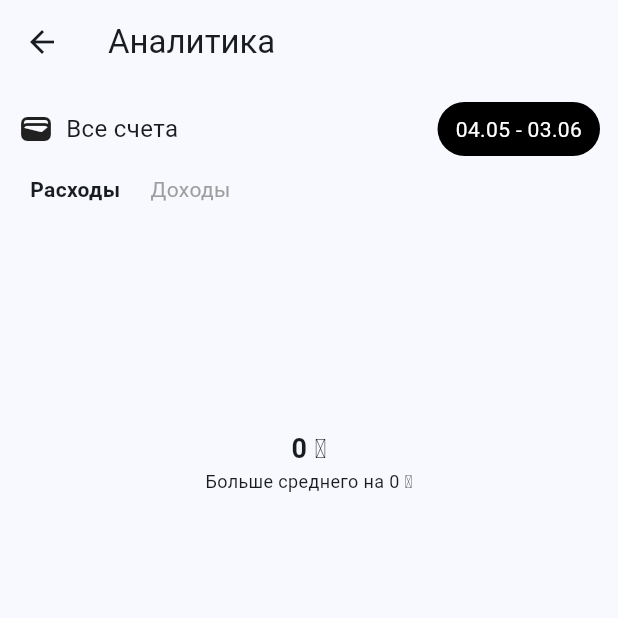
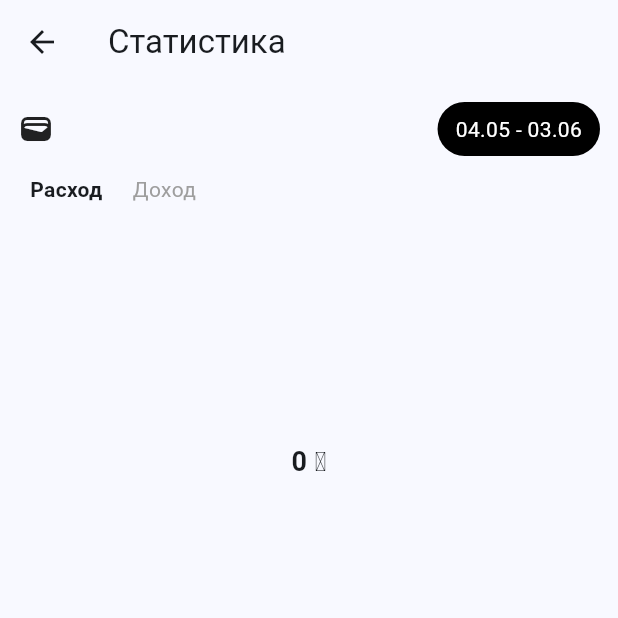
Before and after one commit to daniyar104/cash-mobile, a Flutter app: the ExpenseAnalyticsPage screen opened directly, on a phone screen of 412 x 824 dp, the top half of it. Run offline on Flutter 3.47's test engine with Material 3 defaults, Android fonts, the phone set to English and light mode, and no system bars; our stand-ins replace awesome_snackbar_content, flutter_local_notifications, flutter_localization, image_picker, permission_handler, sembast and 3 more; accounts and stored records are empty.

Commit message:
(localization): Add all localization page

```diff
--- a/lib/localization/locales.dart
+++ b/lib/localization/locales.dart
@@ -38,6 +38,9 @@ mixin LocalData {
   static const String key = "key";
   static const String logoutButton = "logoutButton";
   static const String faq = "faq";
+  static const String available = "available";
+  static const String earned = "earned";
+  static const String spent = "spent";
 
   //Login
   static const String unCurrect = "unCurrect";
@@ -56,6 +59,20 @@ mixin LocalData {
   static const String invalidEmail = "invalidEmail";
   static const String passwordRequired = "passwordRequired";
   static const String passwordTooShort = "passwordTooShort";
+
+  //search
+  static const String search = "search";
+
+// Pin code
+  static const String pinCode = "pinCode";
+  static const String newPinCode = "newPinCode";
+  static const String pinCodeNow = "pinCodeNow";
+  static const String changePinCode = "changePinCode";
+
+  static const String pinCodeError = "pinCodeError";
+  static const String pinCodeSuccess = "pinCodeSuccess";
+
+  static const String enterPinCode = "enterPinCode";
 
   // List
   static const String allType = "All";
@@ -180,6 +197,9 @@ mixin LocalData {
       key: 'Key',
       logoutButton: 'Logout',
       faq: 'FAQ',
+      available: 'Available funds',
+      earned: 'Earned',
+      spent: 'Spent',
 
 
       // Login Page
@@ -190,6 +210,9 @@ mixin LocalData {
       dontHaveAccount: 'Don\'t have an account?',
       createAccount: 'Create account',
       error: "Ops, something went wrong.",
+
+    // Search
+      search: 'Search',
 
       // Register
       register: 'Registration',
@@ -289,6 +312,16 @@ mixin LocalData {
       onboardingTitle03: 'Visual analytics',
       onboardingBodyText03: 'Find unnecessary expenses and reduce them.',
 
+
+    // Pin code
+      pinCode: "Pin Code",
+      newPinCode: "New Pin Code",
+      pinCodeNow: "Enter your current Pin Code",
+      changePinCode: "Change Pin Code",
+      pinCodeError: "Incorrect Pin Code",
+      pinCodeSuccess: "Pin Code changed successfully",
+      enterPinCode: "Enter Pin Code",
+
   };
 
   static const Map<String, dynamic> RU = {
@@ -322,6 +355,9 @@ mixin LocalData {
     key: "Ключ",
     logoutButton: "Выйти",
     faq: "Часто задаваемые вопросы",
+    available: "Доступные средства",
+    earned: "Заработано",
+    spent: "Потрачено",
 
 
     // Login Page
@@ -332,6 +368,10 @@ mixin LocalData {
     dontHaveAccount: "Нет аккаунта?",
     createAccount: "Создать аккаунт",
     error: "Упс, что-то пошло не так.",
+
+    // Search
+    search: "Поиск",
+
     // Register
     register: "Регистрация",
     createNewAccount: "Создать аккаунт",
@@ -340,6 +380,16 @@ mixin LocalData {
     invalidEmail: "Недействительная электронная почта",
     passwordRequired: "Пароль обязателен",
     passwordTooShort: "Пароль должен содержать не менее 6 символов",
+
+
+    // Pin code
+    pinCode: "Пин-код",
+    newPinCode: "Новый пин-код",
+    pinCodeNow: "Введите ваш текущий пин-код",
+    changePinCode: "Изменить пин-код",
+    pinCodeError: "Неверный пин-код",
+    pinCodeSuccess: "Пин-код успешно изменен",
+    enterPinCode: "Введите пин-код",
 
 
     // Schedule
@@ -470,6 +520,19 @@ mixin LocalData {
     key: "Кілт",
     logoutButton: "Шығу",
     faq: "Жиі қойылатын сұрақтар",
+    available: "Жарамды сомасы",
+    earned: "Табыс",
+    spent: "Шығындалған",
+
+
+    // Pin code
+    pinCode: "Пин-код",
+    newPinCode: "Жаңа пин-код",
+    pinCodeNow: "Қазіргі пин-кодты енгізіңіз",
+    changePinCode: "Пин-кодты өзгерту",
+    pinCodeError: "Пин-код қате",
+    pinCodeSuccess: "Пин-код сәтті өзгертілді",
+    enterPinCode: "Пин-кодты енгізіңіз",
 
 
     // Login Page
@@ -480,6 +543,9 @@ mixin LocalData {
     dontHaveAccount: "Есеп жоқ па?",
     createAccount: "Есеп жасау",
     error: "Упс, бір нәрсе дұрыс емес.",
+
+    // Search
+    search: "Іздеу",
 
     // Register
     register: "Тіркелу",
--- a/lib/screens/ChartDashboard/ChartDashboardPage.dart
+++ b/lib/screens/ChartDashboard/ChartDashboardPage.dart
@@ -84,13 +84,13 @@ class _ChartDashboardPageState extends State<ChartDashboardPage> {
             ChartCardBalance(balance: balance),
             ChartCardIncomeExpense(income: incomeTotal, expense: expenseTotal),
             ExpenceChartCardDonut(
-              title: 'Расходы',
+              title: LocalData.expenses.getString(context),
               amount: '${expenseTotal.toStringAsFixed(0)} ₸',
               color: Colors.deepOrange,
               dataMap: expenseCategories,
             ),
             IncomeChartCardDonut(
-              title: 'Доходы',
+              title: LocalData.income.getString(context),
               amount: '${incomeTotal.toStringAsFixed(0)} ₸',
               color: Colors.lightBlue,
               dataMap: incomeCategories,
@@ -148,7 +148,7 @@ class ChartCardBalance extends StatelessWidget {
                 ),
               ),
               const SizedBox(height: 8),
-              const Text('Доступные средства', style: TextStyle(fontWeight: FontWeight.w500)),
+              Text(LocalData.available.getString(context), style: TextStyle(fontWeight: FontWeight.w500)),
               Text('${balance.toStringAsFixed(0)} ₸',
                   style: const TextStyle(fontWeight: FontWeight.bold, fontSize: 16)),
             ],
@@ -196,19 +196,19 @@ class ChartCardIncomeExpense extends StatelessWidget {
                   series: <CartesianSeries<ChartData, String>>[
                     ColumnSeries<ChartData, String>(
                       dataSource: [
-                        ChartData('Доходы', income),
-                        ChartData('Расходы', expense),
+                        ChartData(LocalData.income.getString(context), income),
+                        ChartData(LocalData.expenses.getString(context), expense),
                       ],
                       xValueMapper: (ChartData data, _) => data.category,
                       yValueMapper: (ChartData data, _) => data.value,
                       pointColorMapper: (ChartData data, _) =>
-                      data.category == 'Доходы' ? Colors.green : Colors.red,
+                      data.category == LocalData.income.getString(context) ? Colors.green : Colors.red,
                     )
                   ],
                 ),
               ),
               const SizedBox(height: 8),
-              const Text('Доходы/Расходы', style: TextStyle(fontWeight: FontWeight.w500)),
+              Text("${LocalData.income.getString(context)}/${LocalData.expenses.getString(context)}", style: TextStyle(fontWeight: FontWeight.w500)),
               Text('${net.toStringAsFixed(0)} ₸',
                   style: const TextStyle(fontWeight: FontWeight.bold, fontSize: 16)),
             ],
--- a/lib/screens/ChartDashboard/pages/BalanceAnalyticsPage.dart
+++ b/lib/screens/ChartDashboard/pages/BalanceAnalyticsPage.dart
@@ -1,7 +1,9 @@
 import 'package:flutter/material.dart';
+import 'package:flutter_localization/flutter_localization.dart';
 import 'package:intl/intl.dart';
 import 'package:shared_preferences/shared_preferences.dart';
 import 'package:syncfusion_flutter_charts/charts.dart';
+import 'package:untitled1/localization/locales.dart';
 import '../../../db/database_factory.dart';
 import '../../../models/TransactionModel.dart';
 
@@ -108,7 +110,7 @@ class _BalanceAnalyticsPageState extends State<BalanceAnalyticsPage> {
     final sortedDates = grouped.keys.toList()..sort((a, b) => b.compareTo(a));
 
     return Scaffold(
-      appBar: AppBar(title: const Text("Доходы/Расходы")),
+      appBar: AppBar(title: Text("${LocalData.expenses.getString(context)}/${LocalData.income.getString(context)}")),
       body: Column(
         children: [
           Padding(
@@ -117,7 +119,6 @@ class _BalanceAnalyticsPageState extends State<BalanceAnalyticsPage> {
               children: [
                 const Icon(Icons.wallet),
                 const SizedBox(width: 8),
-                const Text('Все счета', style: TextStyle(fontSize: 16)),
                 const Spacer(),
                 InkWell(
                   onTap: _selectDateRange,
@@ -153,8 +154,8 @@ class _BalanceAnalyticsPageState extends State<BalanceAnalyticsPage> {
                       style: const TextStyle(fontWeight: FontWeight.bold, fontSize: 20),
                     ),
                     const SizedBox(height: 4),
-                    Text('Заработано: ${income.toStringAsFixed(0)} ₸'),
-                    Text('Потрачено: ${expense.toStringAsFixed(0)} ₸'),
+                    Text('${LocalData.earned.getString(context)}: ${income.toStringAsFixed(0)} ₸'),
+                    Text('${LocalData.spent.getString(context)}: ${expense.toStringAsFixed(0)} ₸'),
                   ],
                 ),
               ],
--- a/lib/screens/ChartDashboard/pages/ExpenseAnalyticsPage.dart
+++ b/lib/screens/ChartDashboard/pages/ExpenseAnalyticsPage.dart
@@ -1,7 +1,9 @@
 import 'package:flutter/material.dart';
+import 'package:flutter_localization/flutter_localization.dart';
 import 'package:shared_preferences/shared_preferences.dart';
 import 'package:syncfusion_flutter_charts/charts.dart';
 import 'package:intl/intl.dart';
+import 'package:untitled1/localization/locales.dart';
 import '../../../db/database_factory.dart';
 
 
@@ -83,7 +85,7 @@ class _ExpenseAnalyticsPageState extends State<ExpenseAnalyticsPage> {
       ..sort((a, b) => b.amount.compareTo(a.amount));
 
     return Scaffold(
-      appBar: AppBar(title: const Text("Аналитика")),
+      appBar: AppBar(title: Text(LocalData.statics.getString(context))),
       body: Column(
         children: [
           Padding(
@@ -92,7 +94,6 @@ class _ExpenseAnalyticsPageState extends State<ExpenseAnalyticsPage> {
               children: [
                 const Icon(Icons.wallet),
                 const SizedBox(width: 8),
-                const Text('Все счета', style: TextStyle(fontSize: 16)),
                 const Spacer(),
                 InkWell(
                   onTap: _selectDateRange,
@@ -111,13 +112,13 @@ class _ExpenseAnalyticsPageState extends State<ExpenseAnalyticsPage> {
               ],
             ),
           ),
-          const Padding(
+          Padding(
             padding: EdgeInsets.symmetric(horizontal: 20),
             child: Row(
               children: [
-                Text('Расходы', style: TextStyle(fontWeight: FontWeight.bold)),
+                Text(LocalData.expenses.getString(context), style: TextStyle(fontWeight: FontWeight.bold)),
                 SizedBox(width: 20),
-                Text('Доходы', style: TextStyle(color: Colors.grey)),
+                Text(LocalData.income.getString(context), style: TextStyle(color: Colors.grey)),
               ],
             ),
           ),
@@ -139,7 +140,6 @@ class _ExpenseAnalyticsPageState extends State<ExpenseAnalyticsPage> {
                     children: [
                       Text('${totalExpense.toStringAsFixed(0)} ₸',
                           style: const TextStyle(fontWeight: FontWeight.bold, fontSize: 18)),
-                      const Text('Больше среднего на 0 ₸', style: TextStyle(fontSize: 12)),
                     ],
                   ),
                 )
--- a/lib/screens/ChartDashboard/pages/IncomeAnalyticsPage.dart
+++ b/lib/screens/ChartDashboard/pages/IncomeAnalyticsPage.dart
@@ -1,7 +1,9 @@
 import 'package:flutter/material.dart';
+import 'package:flutter_localization/flutter_localization.dart';
 import 'package:shared_preferences/shared_preferences.dart';
 import 'package:syncfusion_flutter_charts/charts.dart';
 import 'package:intl/intl.dart';
+import 'package:untitled1/localization/locales.dart';
 import '../../../db/database_factory.dart';
 
 class IncomeAnalyticsPage extends StatefulWidget {
@@ -82,7 +84,7 @@ class _IncomeAnalyticsPageState extends State<IncomeAnalyticsPage> {
       ..sort((a, b) => b.amount.compareTo(a.amount));
 
     return Scaffold(
-      appBar: AppBar(title: const Text("Доходы")),
+      appBar: AppBar(title: Text(LocalData.expenses.getString(context))),
       body: Column(
         children: [
           Padding(
@@ -91,7 +93,6 @@ class _IncomeAnalyticsPageState extends State<IncomeAnalyticsPage> {
               children: [
                 const Icon(Icons.wallet),
                 const SizedBox(width: 8),
-                const Text('Все счета', style: TextStyle(fontSize: 16)),
                 const Spacer(),
                 InkWell(
                   onTap: _selectDateRange,
@@ -110,13 +111,13 @@ class _IncomeAnalyticsPageState extends State<IncomeAnalyticsPage> {
               ],
             ),
           ),
-          const Padding(
+          Padding(
             padding: EdgeInsets.symmetric(horizontal: 20),
             child: Row(
               children: [
-                Text('Доходы', style: TextStyle(fontWeight: FontWeight.bold)),
+                Text(LocalData.income.getString(context), style: TextStyle(fontWeight: FontWeight.bold)),
                 SizedBox(width: 20),
-                Text('Расходы', style: TextStyle(color: Colors.grey)),
+                Text(LocalData.expenses.getString(context), style: TextStyle(color: Colors.grey)),
               ],
             ),
           ),
@@ -138,7 +139,6 @@ class _IncomeAnalyticsPageState extends State<IncomeAnalyticsPage> {
                     children: [
                       Text('${totalIncome.toStringAsFixed(0)} ₸',
                           style: const TextStyle(fontWeight: FontWeight.bold, fontSize: 18)),
-                      const Text('Больше среднего на 0 ₸', style: TextStyle(fontSize: 12)),
                     ],
                   ),
                 )
--- a/lib/screens/HomeScreen/SimpleTransactionListPage.dart
+++ b/lib/screens/HomeScreen/SimpleTransactionListPage.dart
@@ -1,5 +1,7 @@
 import 'package:flutter/material.dart';
+import 'package:flutter_localization/flutter_localization.dart';
 import 'package:intl/intl.dart';
+import 'package:untitled1/localization/locales.dart';
 import '../../db/app_database_helper.dart';
 import '../../db/database_factory.dart';
 import '../../models/TransactionModel.dart';
@@ -66,7 +68,7 @@ class _SimpleTransactionListPageState extends State<SimpleTransactionListPage> {
           child: TextField(
             onChanged: _filterTransactions,
             decoration: InputDecoration(
-              hintText: 'Поиск по названию или категории...',
+              hintText: LocalData.search.getString(context),
               prefixIcon: const Icon(Icons.search),
               filled: true,
               fillColor: Colors.grey[100],
--- a/lib/screens/pinCode/PinLoginScreen.dart
+++ b/lib/screens/pinCode/PinLoginScreen.dart
@@ -1,4 +1,6 @@
 import 'package:flutter/material.dart';
+import 'package:flutter_localization/flutter_localization.dart';
+import 'package:untitled1/localization/locales.dart';
 import '../../models/PinService.dart';
 
 class PinLoginScreen extends StatefulWidget {
@@ -34,7 +36,7 @@ class _PinLoginScreenState extends State<PinLoginScreen> {
       Navigator.pushReplacementNamed(context, '/home'); // 👈 заменено на /main
     } else {
       ScaffoldMessenger.of(context).showSnackBar(
-        const SnackBar(content: Text('❌ Неверный PIN')),
+        SnackBar(content: Text('❌ ${LocalData.pinCodeError.getString(context)}')),
       );
       setState(() => _enteredPin = '');
     }
@@ -121,7 +123,7 @@ class _PinLoginScreenState extends State<PinLoginScreen> {
           children: [
             const SizedBox(height: 40),
             Text(
-              "Введите PIN-код",
+              LocalData.enterPinCode.getString(context),
               style: Theme.of(context).textTheme.titleLarge,
             ),
             const SizedBox(height: 20),
--- a/lib/screens/pinCode/PinSetupScreen.dart
+++ b/lib/screens/pinCode/PinSetupScreen.dart
@@ -1,4 +1,6 @@
 import 'package:flutter/material.dart';
+import 'package:flutter_localization/flutter_localization.dart';
+import 'package:untitled1/localization/locales.dart';
 import '../../models/PinService.dart';
 
 class PinSetupScreen extends StatefulWidget {
@@ -113,7 +115,7 @@ class _PinSetupScreenState extends State<PinSetupScreen> {
           children: [
             const SizedBox(height: 40),
             Text(
-              "Создайте PIN-код",
+              LocalData.newPinCode.getString(context),
               style: Theme.of(context).textTheme.titleLarge,
             ),
             const SizedBox(height: 20),
```
Also changed, not shown: lib/screens/futureMainAccount/AccountPage.dart (+0 -8 lines), lib/screens/pinCode/ChangePinScreen.dart (+6 -4 lines).
